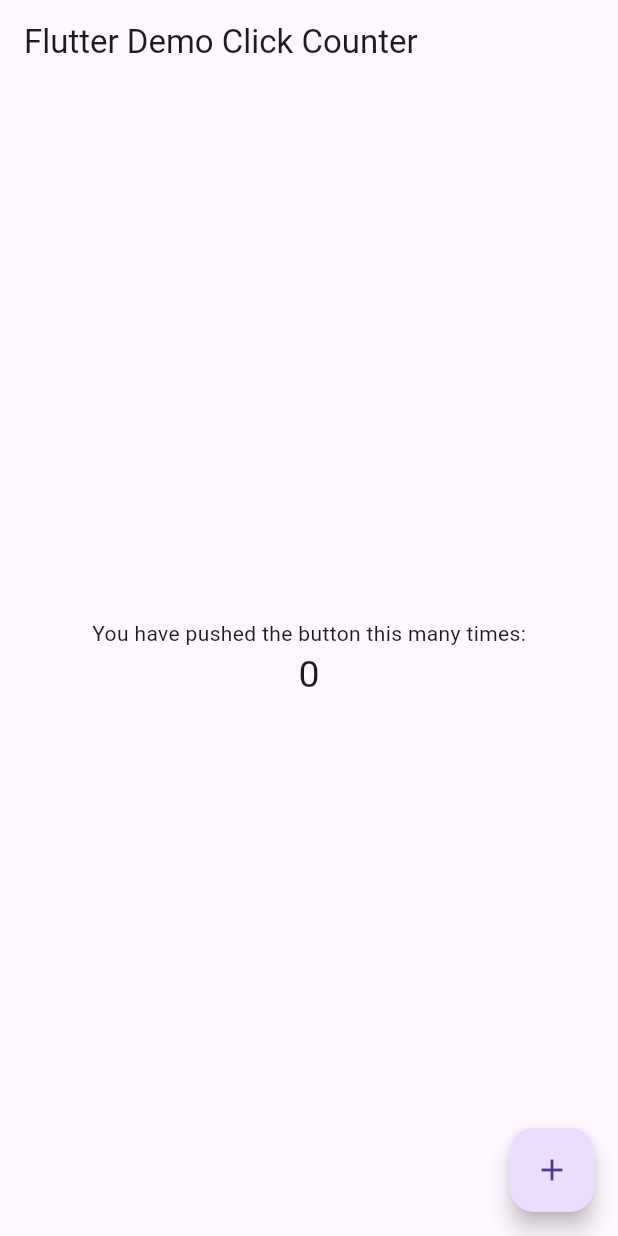
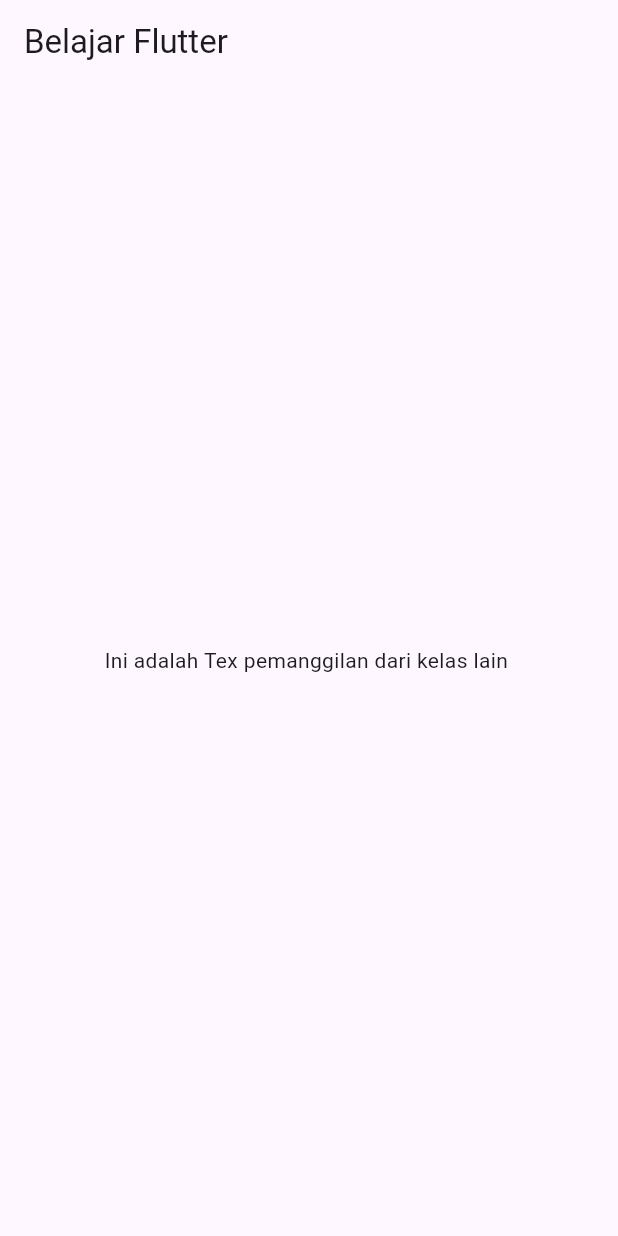
Before and after one commit to ronihutapea/Aplikasi_Flutter, a Flutter app: the screen it shows after launch, on a phone screen of 412 x 824 dp. Run offline on Flutter 3.47's test engine with Material 3 defaults, Android fonts, the phone set to English and light mode, and no system bars; missing offline and left inert: dart:html.

Commit message:
feat : Belajar_Flutter

```diff
--- /dev/null
+++ b/lib/Hello_World.dart
@@ -0,0 +1,17 @@
+import 'package:flutter/material.dart';
+
+class Roni extends StatelessWidget {
+  const Roni({Key? key}) : super(key: key);
+
+  @override
+  Widget build(BuildContext context) {
+    return Scaffold(
+      appBar: AppBar(
+        title: const Text("Belajar Flutter"),
+      ),
+      body: const Center(
+        child: Text("Ini adalah Tex pemanggilan dari kelas lain "),
+      ),
+    );
+  }
+}
--- a/lib/main.dart
+++ b/lib/main.dart
@@ -1,92 +1,20 @@
+import 'dart:html';
+
 import 'package:flutter/material.dart';
+import 'Hello_World.dart';
 
-void main() => runApp(const MyApp());
+void main() {
+  runApp(const MyApp());
+}
 
 class MyApp extends StatelessWidget {
-  const MyApp({super.key});
-  static const String _title = 'Flutter Stateful Clicker Counter';
-  // This widget is the root of your application.
+  const MyApp({Key? key}) : super(key: key);
+
   @override
   Widget build(BuildContext context) {
-    return MaterialApp(
-      title: _title,
-      theme: ThemeData(
-        // useMaterial3: false,
-        primarySwatch: Colors.blue,
-      ),
-      home: const MyHomePage(),
+    return const MaterialApp(
+      title: 'Klinik',
+      home: Roni(),
     );
   }
 }
-
-class MyHomePage extends StatefulWidget {
-  const MyHomePage({super.key});
-  // This widget is the home page of your application. It is stateful, meaning
-  // that it has a State object (defined below) that contains fields that affect
-  // how it looks.
-  // This class is the configuration for the state.
-  @override
-  _MyHomePageState createState() => _MyHomePageState();
-}
-
-class _MyHomePageState extends State<MyHomePage> {
-  int _counter = 0;
-
-  void _incrementCounter() {
-    setState(() {
-      // This call to setState tells the Flutter framework that something has
-      // changed in this State, which causes it to rerun the build method below
-      // so that the display can reflect the updated values. If we changed
-      // _counter without calling setState(), then the build method would not be
-      // called again, and so nothing would appear to happen.
-      _counter++;
-    });
-  }
-
-  @override
-  Widget build(BuildContext context) {
-    // This method is rerun every time setState is called, for instance as done
-    // by the _incrementCounter method above.
-    //
-    // The Flutter framework has been optimized to make rerunning build methods
-    // fast, so that you can just rebuild anything that needs updating rather
-    // than having to individually change instances of widgets.
-    return Scaffold(
-      appBar: AppBar(
-        // Here we take the value from the MyHomePage object that was created by
-        // the App.build method, and use it to set our appbar title.
-        title: const Text('Flutter Demo Click Counter'),
-      ),
-      body: Center(
-        // Center is a layout widget. It takes a single child and positions it
-        // in the middle of the parent.
-        child: Column(
-          // Column is also a layout widget. It takes a list of children and
-          // arranges them vertically. By default, it sizes itself to fit its
-          // children horizontally, and tries to be as tall as its parent.
-          //
-          // Column has various properties to control how it sizes itself and
-          // how it positions its children. Here we use mainAxisAlignment to
-          // center the children vertically; the main axis here is the vertical
-          // axis because Columns are vertical (the cross axis would be
-          // horizontal).
-          mainAxisAlignment: MainAxisAlignment.center,
-          children: <Widget>[
-            const Text(
-              'You have pushed the button this many times:',
-            ),
-            Text(
-              '$_counter',
-              style: const TextStyle(fontSize: 25),
-            ),
-          ],
-        ),
-      ),
-      floatingActionButton: FloatingActionButton(
-        onPressed: _incrementCounter,
-        tooltip: 'Increment',
-        child: const Icon(Icons.add),
-      ),
-    );
-  }
-}
```
